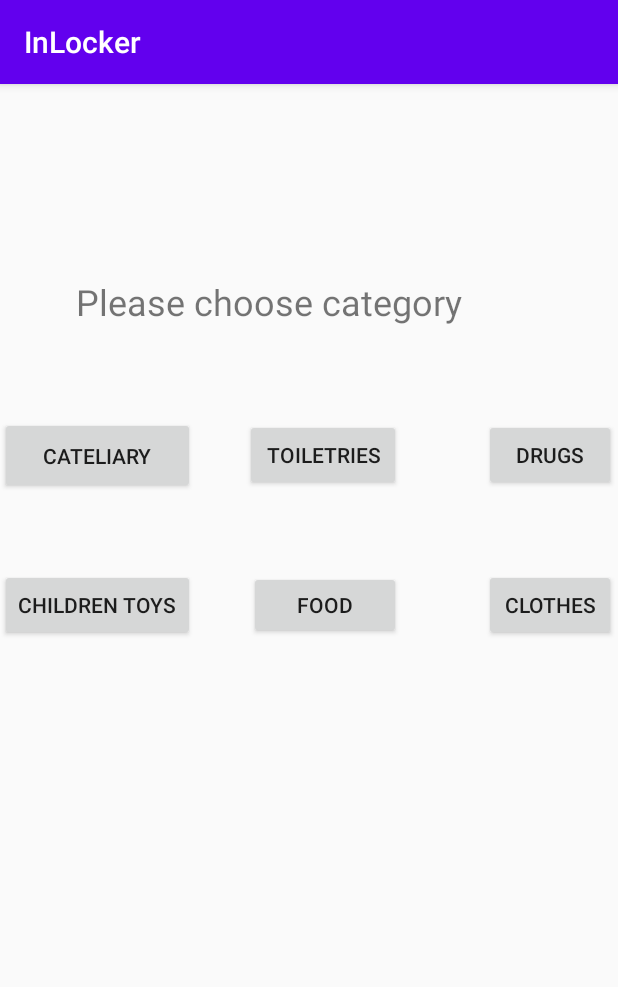
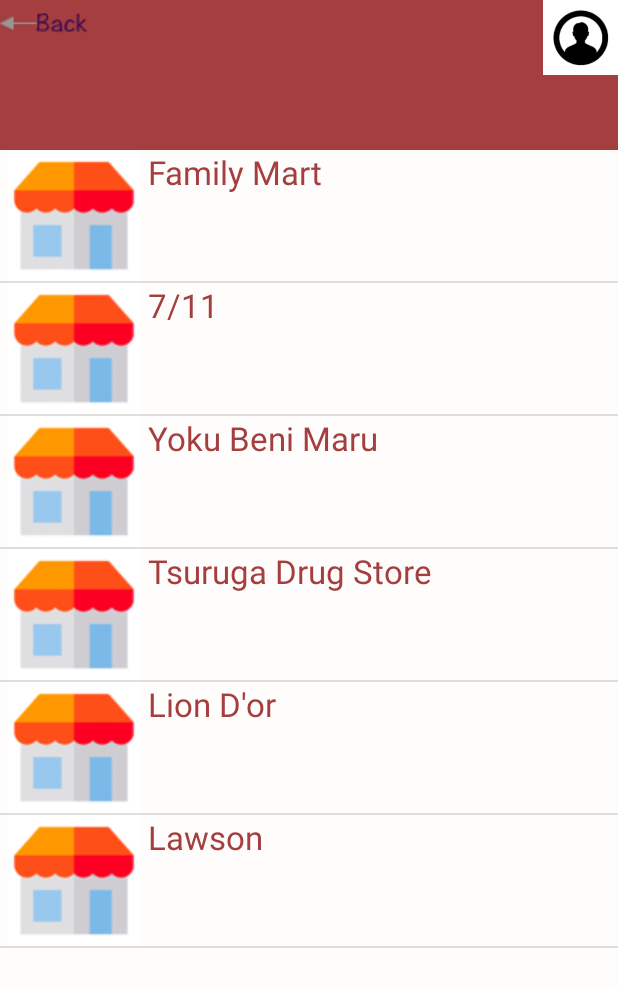
Before and after one commit to hrmck/2020UoAHackathon, an Android app: the screen it shows after launch (secondpage before the commit, stores after it), after a tap on "LAWSON", on a phone screen of 412 x 824 dp. Shown: the top 987 px of the screen. Run offline under Robolectric (Android 15) with nearby library versions, the phone set to English and light mode, and no system bars.

Commit message:
2020/05/03 02:00 Gd nite

```diff
--- a/app/src/main/java/com/example/inlocker/MainActivity.kt
+++ b/app/src/main/java/com/example/inlocker/MainActivity.kt
@@ -12,7 +12,7 @@
         setContentView(R.layout.activity_main)
         LawsonBtn.setOnClickListener {
 
-            startActivity(Intent(this, secondpage::class.java))
+            startActivity(Intent(this, stores::class.java))
 
         }
 
--- /dev/null
+++ b/app/src/main/java/com/example/inlocker/storeListView.java
@@ -0,0 +1,57 @@
+package com.example.inlocker;
+
+import android.app.Activity;
+import android.view.LayoutInflater;
+import android.view.View;
+import android.view.ViewGroup;
+import android.widget.ArrayAdapter;
+import android.widget.ImageView;
+import android.widget.TextView;
+
+import androidx.annotation.NonNull;
+import androidx.annotation.Nullable;
+
+public class storeListView extends ArrayAdapter<String> {
+
+
+    private String[] storeName;
+    private Integer[] imgID;
+    private Activity context;
+
+    public storeListView(Activity context, String[] storeName, Integer[] imgID) {
+        super(context, R.layout.store_list_layout, storeName);
+
+        this.context = context;
+        this.storeName = storeName;
+        this.imgID = imgID;
+    }
+
+    public View getView(int position, @Nullable View convertView, @NonNull ViewGroup parent) {
+        View r = convertView;
+        ViewHolder viewHolder = null;
+        if (r == null) {
+            LayoutInflater layoutInflater = context.getLayoutInflater();
+            r = layoutInflater.inflate(R.layout.store_list_layout, null, true);
+
+            viewHolder = new ViewHolder(r);
+            r.setTag(viewHolder);
+        } else {
+            viewHolder = (ViewHolder) r.getTag();
+        }
+        viewHolder.ivw.setImageResource(imgID[position]);
+        viewHolder.tvw1.setText(storeName[position]);
+
+        return r;
+    }
+
+    class ViewHolder {
+        TextView tvw1;
+        ImageView ivw;
+
+        ViewHolder(View v) {
+            tvw1 = v.findViewById(R.id.store_name);
+            ivw = v.findViewById(R.id.store_image);
+        }
+    }
+
+}
--- a/app/src/main/java/com/example/inlocker/stores.java
+++ b/app/src/main/java/com/example/inlocker/stores.java
@@ -1,4 +1,25 @@
 package com.example.inlocker;
 
-public class stores {
+import android.os.Bundle;
+import android.widget.ListView;
+
+import androidx.annotation.Nullable;
+import androidx.appcompat.app.AppCompatActivity;
+
+
+public class stores extends AppCompatActivity {
+    ListView store_list;
+    String[] storeName;
+    Integer[] imgID = {R.drawable.store_demo, R.drawable.store_demo, R.drawable.store_demo, R.drawable.store_demo, R.drawable.store_demo, R.drawable.store_demo};
+
+    @Override
+    protected void onCreate(@Nullable Bundle savedInstanceState) {
+        super.onCreate(savedInstanceState);
+        setContentView(R.layout.stores);
+        storeName = getResources().getStringArray(R.array.stores);
+
+        store_list = findViewById(R.id.store_list);
+        storeListView storeList = new storeListView(this, storeName, imgID);
+        store_list.setAdapter(storeList);
+    }
 }
--- a/app/src/main/res/values/strings.xml
+++ b/app/src/main/res/values/strings.xml
@@ -4,7 +4,7 @@
     <string name="_7_11">7/11</string>
     <string name="family_mart">Family Mart</string>
     <string name="tsuruga_drug_store">Tsuruga Drug Store</string>
-    <string name="lion_dor">Lion\'Dor</string>
+    <string name="lion_dor">Lion D\'or</string>
     <string name="lawson">Lawson</string>
     <string name="please_choose_category">Please choose category</string>
     <string name="cateliary">cateliary</string>
@@ -30,4 +30,23 @@
         <item>Drinks</item>
         <item>Hair</item>
     </string-array>
+    <!--
+    <string-array name="stores">
+        <item>ヨークベニマル</item>
+        <item>7-eleven</item>
+        <item>ファミリーマート</item>
+        <item>ツルハドラッグ</item>
+        <item>Lion D\'or</item>
+        <item>ローソン</item>
+    </string-array>
+    -->
+
+    <string-array name="stores">
+        <item>@string/family_mart</item>
+        <item>@string/_7_11</item>
+        <item>@string/yoku_beni_maru</item>
+        <item>@string/tsuruga_drug_store</item>
+        <item>@string/lion_dor</item>
+        <item>@string/lawson</item>
+    </string-array>
 </resources>
--- a/app/src/main/res/values/styles.xml
+++ b/app/src/main/res/values/styles.xml
@@ -1,11 +1,12 @@
 <resources>
 
     <!-- Base application theme. -->
-    <style name="AppTheme" parent="Theme.AppCompat.Light.DarkActionBar">
+    <style name="AppTheme" parent="Theme.AppCompat.Light.NoActionBar">
         <!-- Customize your theme here. -->
+        <!--
         <item name="colorPrimary">@color/colorPrimary</item>
         <item name="colorPrimaryDark">@color/colorPrimaryDark</item>
-        <item name="colorAccent">@color/colorAccent</item>
+        <item name="colorAccent">@color/colorAccent</item>-->
     </style>
 
 </resources>
```
